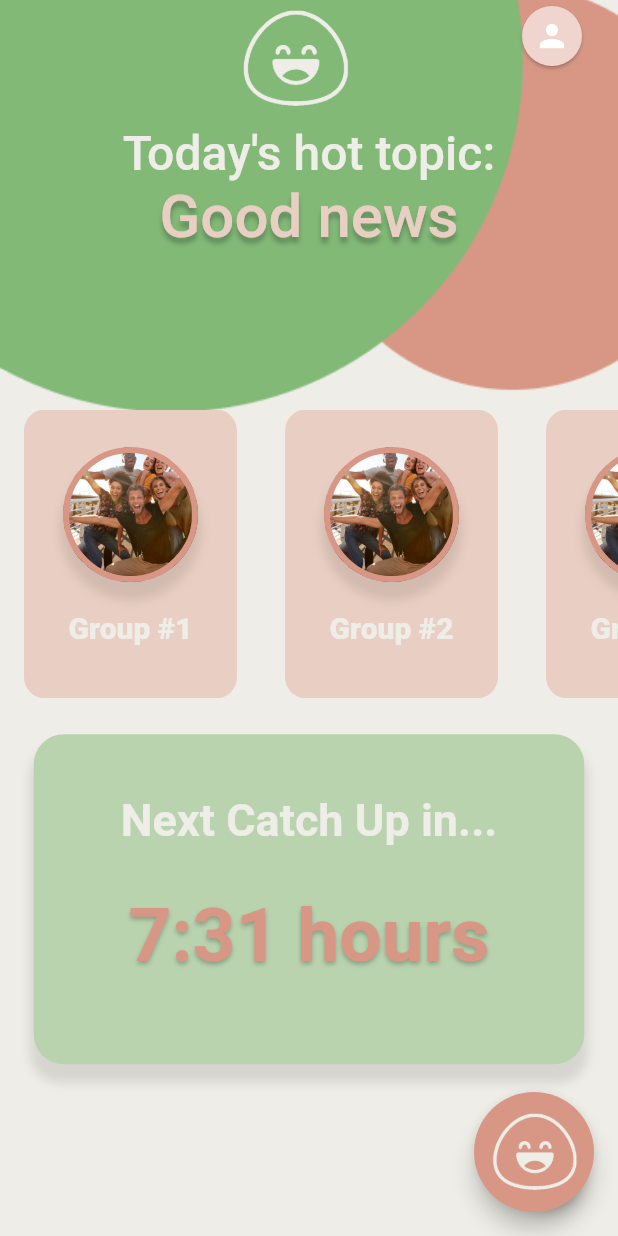
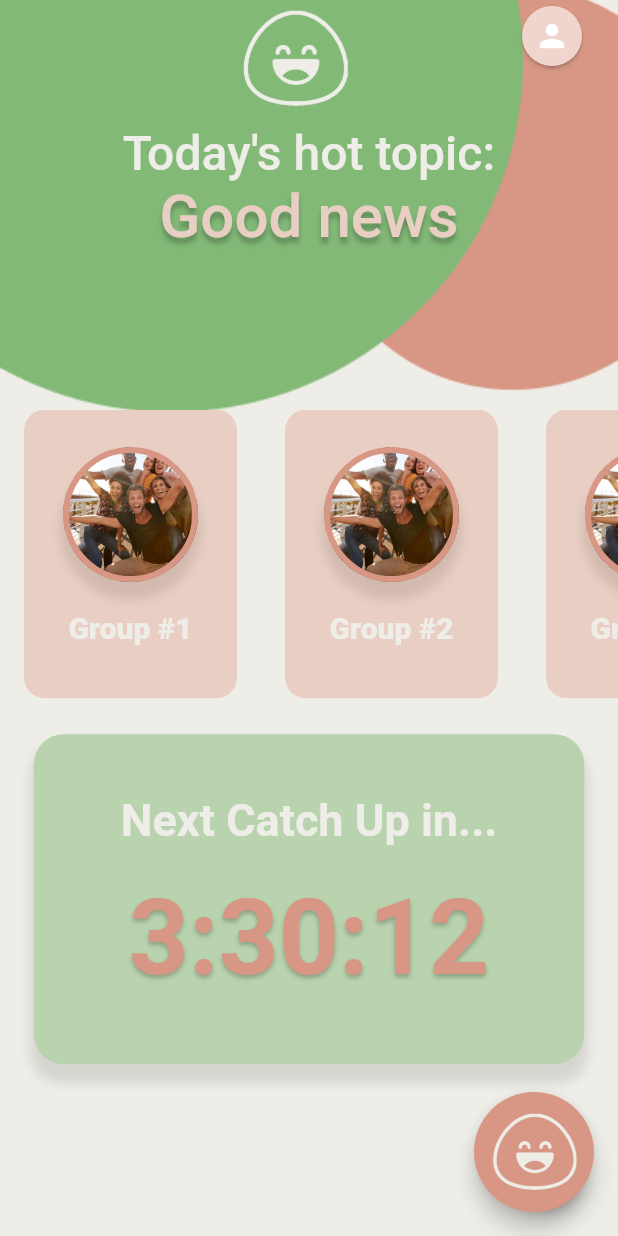
Before and after one commit to acm-projects/Catch-Up, a Flutter app: the screen it shows once a user with an empty profile is signed in, on a phone screen of 412 x 824 dp. Run offline on Flutter 3.47's test engine with Material 2 defaults, Android fonts, the light colour scheme and no system bars; our stand-ins replace animated_splash_screen, camera, cloud_firestore, firebase_auth, firebase_core, firebase_storage and 3 more; accounts and stored records are empty; Roboto replaces fonts that are missing (Cartis-Beautyful-serif, Poppins); project files that could hold a hidden picture were left out.

Commit message:
added countdown to home page

```diff
--- a/lib/screens/home.dart
+++ b/lib/screens/home.dart
@@ -5,14 +5,13 @@ import 'package:catch_up/screens/camerapage.dart';
 import 'package:catch_up/screens/individual_group.dart';
 import 'package:catch_up/screens/join_add_group.dart';
 import 'package:catch_up/screens/main_profile.dart';
-import 'package:catch_up/screens/send_page.dart';
 import 'package:catch_up/screens/videopage.dart';
 import 'package:catch_up/screens/voice_page.dart';
 import 'package:catch_up/screens/videopage.dart';
 import 'package:catch_up/screens/voice_page.dart';
 import 'package:flutter/material.dart';
 import 'dart:math' as math;
-
+import 'dart:async';
 import 'friends.dart';
 
 @immutable
@@ -234,6 +233,56 @@ class ActionButton extends StatelessWidget {
   }
 }
 
+class CountdownTimer extends StatefulWidget {
+  final int duration;
+  CountdownTimer({this.duration = 60});
+
+  @override
+  _CountdownTimerState createState() => _CountdownTimerState();
+}
+
+class _CountdownTimerState extends State<CountdownTimer> {
+  int _secondsRemaining = 0;
+
+  @override
+  void initState() {
+    super.initState();
+    _secondsRemaining = widget.duration;
+    Timer.periodic(Duration(seconds: 1), (timer) {
+      setState(() {
+        _secondsRemaining--;
+      });
+      if (_secondsRemaining == 0) {
+        timer.cancel();
+      }
+    });
+  }
+
+  @override
+  Widget build(BuildContext context) {
+    int hours = (_secondsRemaining / 3600).floor();
+    int minutes = ((_secondsRemaining / 60) % 60).floor();
+    int seconds = _secondsRemaining % 60;
+    return Text(
+      '$hours:${minutes.toString().padLeft(2, '0')}:${seconds.toString().padLeft(2, '0')}',
+      textAlign: TextAlign.center,
+      style: TextStyle(
+        fontWeight: FontWeight.bold,
+        fontSize: 70,
+        fontFamily: 'Cartis-Beautyful-serif',
+        color: Color(0xffD79784),
+        shadows: [
+          Shadow(
+              offset: Offset(0, 2),
+              blurRadius: 4,
+              // ignore: use_full_hex_values_for_flutter_colors
+              color: Color(0xff40000000))
+        ],
+      ),
+    );
+  }
+}
+
 class Home extends StatefulWidget {
   const Home({super.key});
 
@@ -242,8 +291,45 @@ class Home extends StatefulWidget {
 }
 
 class _HomeState extends State<Home> {
+  /*
+  int _seconds = 0;
+  int _minutes = 0;
+  int _hours = 0;
+
+  bool _isRunning = true;
+
+  Timer? _timer;
+
+  void _startTimer() {
+    setState(() {
+      _isRunning = true;
+    });
+    _timer = Timer.periodic(const Duration(seconds: 1), (timer) {
+      setState(() {
+        if (_seconds > 0) {
+          _seconds--;
+        } else {
+          if (_minutes > 0) {
+            _minutes--;
+            _seconds = 59;
+          } else {
+            if (_hours > 0) {
+              _hours--;
+              _minutes = 59;
+              _seconds = 59;
+            } else {
+              _isRunning = false;
+              _timer?.cancel();
+            }
+          }
+        }
+      });
+    });
+  }*/
+
   @override
   Widget build(BuildContext context) {
+    int totalTime = (3 * 3600) + (30 * 60) + 15;
     return Scaffold(
       resizeToAvoidBottomInset: false,
       backgroundColor: const Color(0xffEFEDE7),
@@ -345,9 +431,7 @@ class _HomeState extends State<Home> {
                         onPressed: () {
                           Navigator.of(context).push(MaterialPageRoute(
                               builder: ((BuildContext context) {
-                            //change back when done testing
-                            //return const IndividualGroup();
-                            return const SendPage();
+                            return const IndividualGroup();
                           })));
                         },
                         style: ElevatedButton.styleFrom(
@@ -570,9 +654,13 @@ class _HomeState extends State<Home> {
                           color: Color(0xffEFEDE7),
                         ),
                       ),
-                      SizedBox(height: 30),
-                      const Text(
-                        '7:31 hours',
+                      SizedBox(height: 20),
+                      CountdownTimer(
+                        duration: totalTime,
+                      ),
+
+                      /*Text(
+                        '${_hours.toString()}:${_minutes.toString().padLeft(2, '0')}:${_seconds.toString().padLeft(2, '0')}',
                         textAlign: TextAlign.center,
                         style: TextStyle(
                           fontWeight: FontWeight.bold,
@@ -587,7 +675,7 @@ class _HomeState extends State<Home> {
                                 color: Color(0xff40000000))
                           ],
                         ),
-                      ),
+                      ), */
                     ],
                   ),
                 )
--- a/pubspec.yaml
+++ b/pubspec.yaml
@@ -47,6 +47,7 @@ dependencies:
   flutter_animated_button: ^2.0.3
   firebase_storage: ^11.1.0
   path_provider: ^2.0.14
+  slide_countdown: ^0.5.0
 
 
 
```
Also changed, not shown: pubspec.lock, 2 other files.
